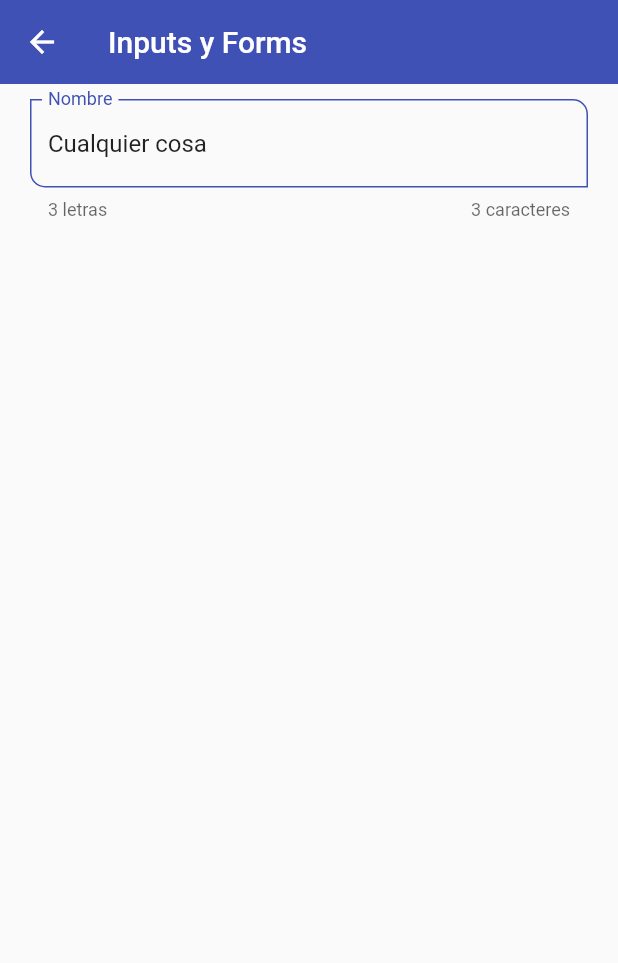
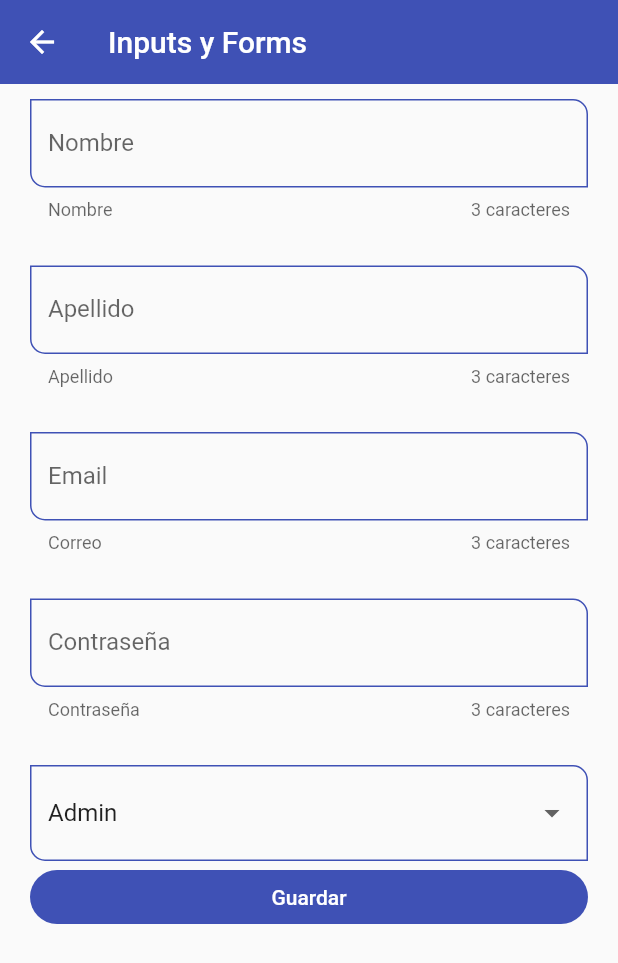
Before and after one commit to Area-Flutter/CardFlutter, a Flutter app: the InputScreen screen opened by its route, on a phone screen of 412 x 824 dp. Shown: the top 963 px of the screen. Run offline on Flutter 3.47's test engine with Material 2 defaults, Android fonts, the phone set to English and light mode, and no system bars.

Commit message:
Card Flutter 2.1

```diff
--- a/lib/router/app_routes.dart
+++ b/lib/router/app_routes.dart
@@ -47,7 +47,17 @@ class AppRoutes {
         route: 'input',
         name: 'Input Screen',
         screen: const InputScreen(),
-        icon: Icons.input_rounded)
+        icon: Icons.input_rounded),
+    MenuOption(
+        route: 'slider',
+        name: 'Slider Screen',
+        screen: const SliderScreen(),
+        icon: Icons.slideshow_outlined),
+    MenuOption(
+        route: 'list_view_builder',
+        name: 'List View Builder Screen',
+        screen: const ListViewBuilderScreen(),
+        icon: Icons.list_sharp)
   ];
 
   // static Map<String, Widget Function(BuildContext)> routes = {
--- a/lib/screens/alert_screen.dart
+++ b/lib/screens/alert_screen.dart
@@ -42,7 +42,7 @@ class AlertScreen extends StatelessWidget {
         context: context,
         builder: (context) {
           return CupertinoAlertDialog(
-            title: Text('Titulo'),
+            title: const Text('Titulo'),
             content: Column(
               mainAxisSize: MainAxisSize.min,
               children: const [
--- a/lib/screens/avatar_screen.dart
+++ b/lib/screens/avatar_screen.dart
@@ -13,8 +13,8 @@ class AvatarScreen extends StatelessWidget {
           Container(
             margin: const EdgeInsets.only(right: 5),
             child: CircleAvatar(
+              backgroundColor: Colors.indigo[900],
               child: const Text('SL'),
-              backgroundColor: Colors.indigo[900],
             ),
           )
         ],
--- a/lib/screens/input_screen.dart
+++ b/lib/screens/input_screen.dart
@@ -6,6 +6,16 @@ class InputScreen extends StatelessWidget {
 
   @override
   Widget build(BuildContext context) {
+    final GlobalKey<FormState> myFormKey = GlobalKey<FormState>();
+
+    final Map<String, String> formValues = {
+      'First Name': 'Cualquier',
+      'last_name': 'Cosa',
+      'email': 'cualquiercosa@gmail.com',
+      'password': '123456',
+      'role': 'admin'
+    };
+
     return Scaffold(
         appBar: AppBar(
           title: const Text('Inputs y Forms'),
@@ -13,10 +23,90 @@ class InputScreen extends StatelessWidget {
         body: SingleChildScrollView(
           child: Padding(
               padding: const EdgeInsets.symmetric(horizontal: 20, vertical: 10),
-              child: Column(
-                children: const [
-                  CustomInputField(helperText: '3 letras', hintText: 'Nombre del Usuario', labelText: 'Nombre',)
-                ],
+              child: Form(
+                key: myFormKey,
+                child: Column(
+                  children: [
+                    CustomInputField(
+                      helperText: 'Nombre',
+                      hintText: 'Nombre del Usuario',
+                      labelText: 'Nombre',
+                      formValues: formValues,
+                      fromProperty: 'first_name',
+                    ),
+                    const SizedBox(
+                      height: 30,
+                    ),
+                    CustomInputField(
+                        helperText: 'Apellido',
+                        hintText: 'Apellido del Usuario',
+                        labelText: 'Apellido',
+                        formValues: formValues,
+                        fromProperty: 'last_name'),
+                    const SizedBox(
+                      height: 30,
+                    ),
+                    CustomInputField(
+                        helperText: 'Correo',
+                        hintText: 'Correo del Usuario',
+                        labelText: 'Email',
+                        keyboardType: TextInputType.emailAddress,
+                        formValues: formValues,
+                        fromProperty: 'email'),
+                    const SizedBox(
+                      height: 30,
+                    ),
+                    CustomInputField(
+                        helperText: 'Contraseña',
+                        hintText: 'Contraseña',
+                        labelText: 'Contraseña',
+                        obscureText: true,
+                        formValues: formValues,
+                        fromProperty: 'password'),
+                    const SizedBox(
+                      height: 30,
+                    ),
+
+                    DropdownButtonFormField<String>(
+                      value: 'Admin',
+                      items: const [
+                        DropdownMenuItem(
+                          value: 'Admin',
+                          child: Text('Admin'),
+                        ),
+                        DropdownMenuItem(
+                          value: 'Superuser',
+                          child: Text('Superuser'),
+                        ),
+                        DropdownMenuItem(
+                          value: 'Developer',
+                          child: Text('Developer'),
+                        ),
+                        DropdownMenuItem(
+                          value: 'Jr. Developer',
+                          child: Text('Jr. Developer'),
+                        ),
+                      ],
+                       onChanged: (value) {
+                         print(value);
+                         formValues['role'] = value ?? 'Admin';
+                       },
+                    ),
+
+                    ElevatedButton(
+                        onPressed: () {
+                          FocusScope.of(context).requestFocus(
+                              FocusNode()); //Quitar el foco del teclado
+                          if (!myFormKey.currentState!.validate()) {
+                            print('Formulario no Valido');
+                            return;
+                          }
+                          print(formValues);
+                        },
+                        child: const SizedBox(
+                            child: Center(child: Text('Guardar'))))
+                  ],
+                ),
               )),
         ));
   }
--- a/lib/screens/screens.dart
+++ b/lib/screens/screens.dart
@@ -1,7 +1,11 @@
+
+
 export 'package:fl_components/screens/alert_screen.dart';
 export 'package:fl_components/screens/avatar_screen.dart';
 export 'package:fl_components/screens/card_screen.dart';
 export 'package:fl_components/screens/home_screen.dart';
+export 'package:fl_components/screens/input_screen.dart';
 export 'package:fl_components/screens/listview1_screen.dart';
 export 'package:fl_components/screens/listview2_screen.dart';
-export 'package:fl_components/screens/input_screen.dart';
+export 'package:fl_components/screens/listviewbuilder_screen.dart';
+export 'package:fl_components/screens/slider_screen.dart';
--- a/lib/widgets/custom_input_field.dart
+++ b/lib/widgets/custom_input_field.dart
@@ -7,6 +7,10 @@ class CustomInputField extends StatelessWidget {
   final String? helperText;
   final IconData? suffixIcon;
   final IconData? icon;
+  final TextInputType? keyboardType;
+  final bool obscureText;
+  final String fromProperty;
+  final Map<String, String> formValues;
 
   const CustomInputField({
     Key? key,
@@ -15,17 +19,21 @@ class CustomInputField extends StatelessWidget {
     required this.helperText,
     this.suffixIcon,
     this.icon,
+    this.keyboardType,
+    this.obscureText = false,
+    required this.fromProperty,
+    required this.formValues,
   }) : super(key: key);
 
   @override
   Widget build(BuildContext context) {
     return TextFormField(
+      keyboardType: keyboardType,
+      obscureText: obscureText,
       autofocus: false,
-      initialValue: 'Cualquier cosa',
+      // initialValue: 'Cualquier cosa',
       textCapitalization: TextCapitalization.words,
-      onChanged: ( value ) {
-        print('value: $value');
-      },
+      onChanged: ( value ) => formValues[fromProperty] = value,
       validator: (value){
         if (value == null) {
           return 'Campo requerido';
```
Also changed, not shown: lib/screens/listviewbuilder_screen.dart (added, +77 -0 lines), lib/screens/slider_screen.dart (added, +76 -0 lines).
